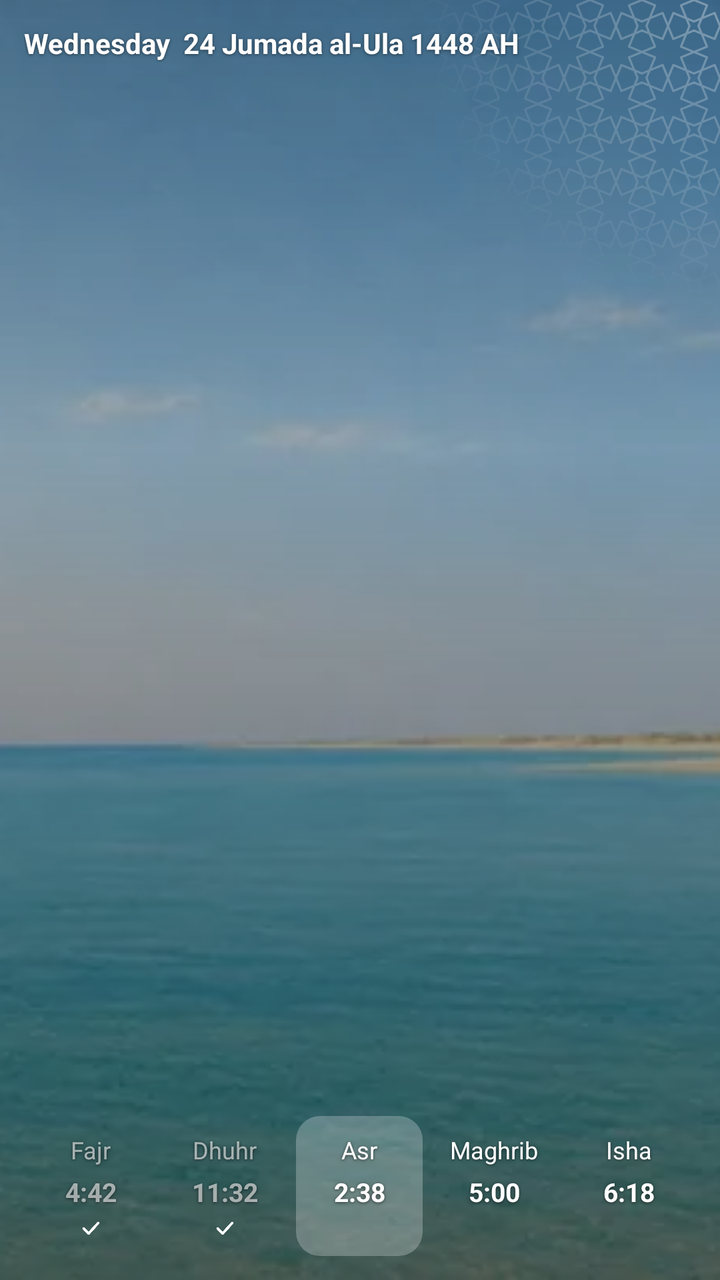
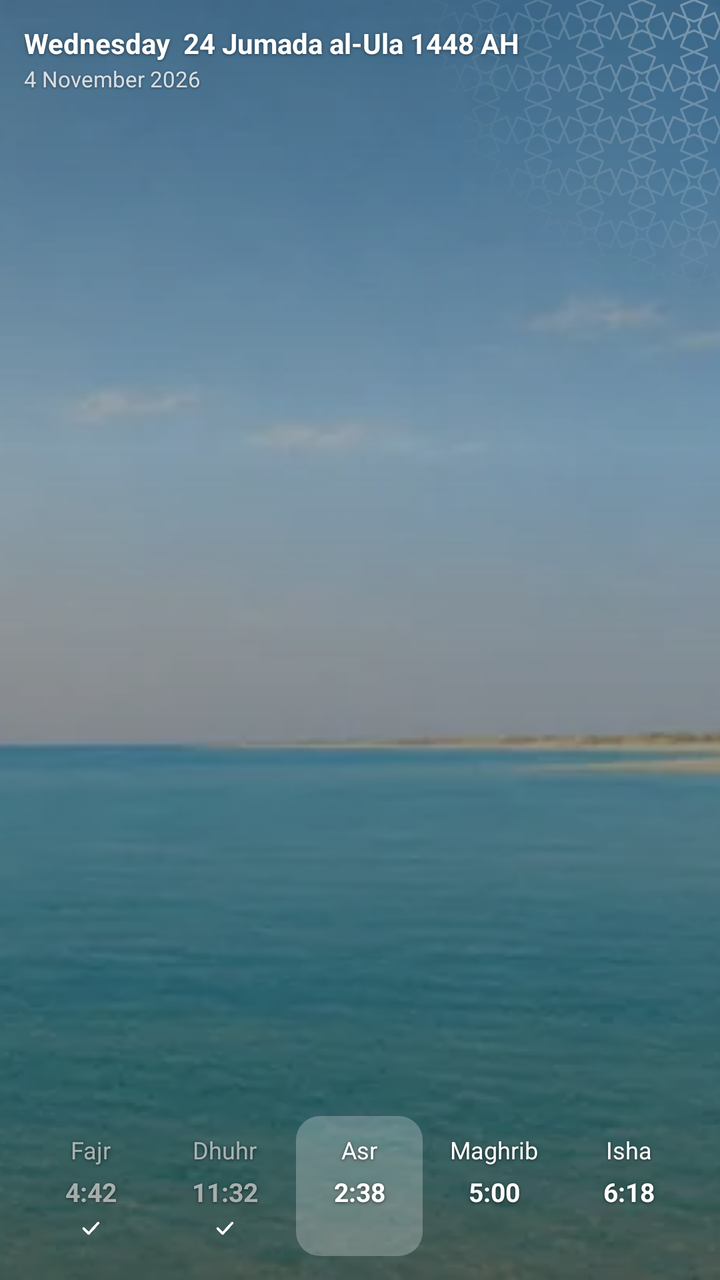

Before-and-after screenshots of an Android layout around one commit, followed by the original layout XML and the change that was made.
<!-- AndroidManifest.xml: application theme Theme.App -->
<!-- res/layout/widget_day_preview.xml -->
<?xml version="1.0" encoding="utf-8"?>
<FrameLayout xmlns:android="http://schemas.android.com/apk/res/android"
    android:id="@android:id/background"
    android:layout_width="match_parent" android:layout_height="match_parent"
    android:background="@drawable/widget_bg">
    <ImageView android:id="@+id/day_sky"
        android:layout_width="match_parent" android:layout_height="match_parent"
        android:scaleType="centerCrop" android:src="@drawable/widget_sky_morning" android:importantForAccessibility="no"/>
    <ImageView android:layout_width="match_parent" android:layout_height="match_parent"
        android:scaleType="fitXY" android:src="@drawable/widget_scrim" android:importantForAccessibility="no"/>
    
    <ImageView android:layout_width="150dp" android:layout_height="150dp" android:layout_gravity="top|end"
        android:src="@drawable/widget_orn_line" android:tint="@color/widgetOrnamentSky" android:tintMode="src_in"
        android:importantForAccessibility="no"/>
    <FrameLayout android:id="@+id/day_root"
        android:layout_width="match_parent" android:layout_height="match_parent"
        android:padding="12dp" android:layoutDirection="locale">
        <LinearLayout android:layout_width="match_parent" android:layout_height="wrap_content"
            android:layout_gravity="top" android:orientation="vertical">
            <TextView android:id="@+id/day_title" android:layout_width="match_parent" android:layout_height="wrap_content"
                android:text="@string/widgetSample7" android:textSize="14sp" android:textStyle="bold" android:textColor="#FFFFFFFF"
                android:maxLines="1" android:ellipsize="end"
                android:shadowColor="#80000000" android:shadowRadius="4" android:shadowDy="1"/>
            <TextView android:id="@+id/day_place" android:layout_width="match_parent" android:layout_height="wrap_content"
                android:textSize="11sp" android:textColor="#CCFFFFFF" android:maxLines="1" android:ellipsize="end"
                android:shadowColor="#66000000" android:shadowRadius="3" android:shadowDy="1"/>
        </LinearLayout>
        <LinearLayout android:layout_width="match_parent" android:layout_height="wrap_content"
            android:layout_gravity="bottom" android:orientation="horizontal" android:baselineAligned="false">
        <LinearLayout android:id="@+id/day_col_0"
            android:layout_width="0dp" android:layout_weight="1" android:layout_height="wrap_content"
            android:orientation="vertical" android:gravity="center_horizontal"
            android:paddingTop="8dp" android:paddingBottom="8dp" android:layout_marginStart="2dp" android:layout_marginEnd="2dp">
            <TextView android:id="@+id/day_name_0" android:layout_width="match_parent" android:layout_height="18dp"
                android:text="@string/widgetSample8" android:textSize="12sp" android:gravity="center"
                android:autoSizeTextType="uniform" android:autoSizeMinTextSize="8sp" android:autoSizeMaxTextSize="12sp" android:textColor="#99FFFFFF" android:maxLines="1"
                android:shadowColor="#99000000" android:shadowRadius="4" android:shadowDy="1"/>
            <TextView android:id="@+id/day_time_0" android:layout_width="match_parent" android:layout_height="20dp"
                android:text="@string/widgetSample9" android:textSize="13sp" android:gravity="center"
                android:autoSizeTextType="uniform" android:autoSizeMinTextSize="8sp" android:autoSizeMaxTextSize="13sp" android:textStyle="bold" android:textColor="#99FFFFFF" android:maxLines="1"
                android:fontFeatureSettings="tnum" android:layout_marginTop="2dp"
                android:shadowColor="#99000000" android:shadowRadius="4" android:shadowDy="1"/>
            <ImageView android:id="@+id/day_mark_0" android:layout_width="12dp" android:layout_height="12dp" android:layout_marginTop="2dp"
                android:src="@drawable/widget_check" android:importantForAccessibility="no" android:visibility="visible"/>
        </LinearLayout>
        <LinearLayout android:id="@+id/day_col_1"
            android:layout_width="0dp" android:layout_weight="1" android:layout_height="wrap_content"
            android:orientation="vertical" android:gravity="center_horizontal"
            android:paddingTop="8dp" android:paddingBottom="8dp" android:layout_marginStart="2dp" android:layout_marginEnd="2dp">
            <TextView android:id="@+id/day_name_1" android:layout_width="match_parent" android:layout_height="18dp"
                android:text="@string/widgetSample11" android:textSize="12sp" android:gravity="center"
                android:autoSizeTextType="uniform" android:autoSizeMinTextSize="8sp" android:autoSizeMaxTextSize="12sp" android:textColor="#99FFFFFF" android:maxLines="1"
                android:shadowColor="#99000000" android:shadowRadius="4" android:shadowDy="1"/>
            <TextView android:id="@+id/day_time_1" android:layout_width="match_parent" android:layout_height="20dp"
                android:text="@string/widgetSample12" android:textSize="13sp" android:gravity="center"
                android:autoSizeTextType="uniform" android:autoSizeMinTextSize="8sp" android:autoSizeMaxTextSize="13sp" android:textStyle="bold" android:textColor="#99FFFFFF" android:maxLines="1"
                android:fontFeatureSettings="tnum" android:layout_marginTop="2dp"
                android:shadowColor="#99000000" android:shadowRadius="4" android:shadowDy="1"/>
            <ImageView android:id="@+id/day_mark_1" android:layout_width="12dp" android:layout_height="12dp" android:layout_marginTop="2dp"
                android:src="@drawable/widget_check" android:importantForAccessibility="no" android:visibility="visible"/>
        </LinearLayout>
        <LinearLayout android:id="@+id/day_col_2"
            android:layout_width="0dp" android:layout_weight="1" android:layout_height="wrap_content"
            android:orientation="vertical" android:background="@drawable/widget_pill" android:gravity="center_horizontal"
            android:paddingTop="8dp" android:paddingBottom="8dp" android:layout_marginStart="2dp" android:layout_marginEnd="2dp">
            <TextView android:id="@+id/day_name_2" android:layout_width="match_parent" android:layout_height="18dp"
                android:text="@string/widgetSample13" android:textSize="12sp" android:gravity="center"
                android:autoSizeTextType="uniform" android:autoSizeMinTextSize="8sp" android:autoSizeMaxTextSize="12sp" android:textColor="#FFFFFFFF" android:maxLines="1"
                android:shadowColor="#99000000" android:shadowRadius="4" android:shadowDy="1"/>
            <TextView android:id="@+id/day_time_2" android:layout_width="match_parent" android:layout_height="20dp"
                android:text="@string/widgetSample14" android:textSize="13sp" android:gravity="center"
                android:autoSizeTextType="uniform" android:autoSizeMinTextSize="8sp" android:autoSizeMaxTextSize="13sp" android:textStyle="bold" android:textColor="#FFFFFFFF" android:maxLines="1"
                android:fontFeatureSettings="tnum" android:layout_marginTop="2dp"
                android:shadowColor="#99000000" android:shadowRadius="4" android:shadowDy="1"/>
            <ImageView android:id="@+id/day_mark_2" android:layout_width="12dp" android:layout_height="12dp" android:layout_marginTop="2dp"
                android:src="@drawable/widget_check" android:importantForAccessibility="no" android:visibility="invisible"/>
        </LinearLayout>
        <LinearLayout android:id="@+id/day_col_3"
            android:layout_width="0dp" android:layout_weight="1" android:layout_height="wrap_content"
            android:orientation="vertical" android:gravity="center_horizontal"
            android:paddingTop="8dp" android:paddingBottom="8dp" android:layout_marginStart="2dp" android:layout_marginEnd="2dp">
            <TextView android:id="@+id/day_name_3" android:layout_width="match_parent" android:layout_height="18dp"
                android:text="@string/widgetSample15" android:textSize="12sp" android:gravity="center"
                android:autoSizeTextType="uniform" android:autoSizeMinTextSize="8sp" android:autoSizeMaxTextSize="12sp" android:textColor="#FFFFFFFF" android:maxLines="1"
                android:shadowColor="#99000000" android:shadowRadius="4" android:shadowDy="1"/>
            <TextView android:id="@+id/day_time_3" android:layout_width="match_parent" android:layout_height="20dp"
                android:text="@string/widgetSample16" android:textSize="13sp" android:gravity="center"
                android:autoSizeTextType="uniform" android:autoSizeMinTextSize="8sp" android:autoSizeMaxTextSize="13sp" android:textStyle="bold" android:textColor="#FFFFFFFF" android:maxLines="1"
                android:fontFeatureSettings="tnum" android:layout_marginTop="2dp"
                android:shadowColor="#99000000" android:shadowRadius="4" android:shadowDy="1"/>
            <ImageView android:id="@+id/day_mark_3" android:layout_width="12dp" android:layout_height="12dp" android:layout_marginTop="2dp"
                android:src="@drawable/widget_check" android:importantForAccessibility="no" android:visibility="invisible"/>
        </LinearLayout>
        <LinearLayout android:id="@+id/day_col_4"
            android:layout_width="0dp" android:layout_weight="1" android:layout_height="wrap_content"
            android:orientation="vertical" android:gravity="center_horizontal"
            android:paddingTop="8dp" android:paddingBottom="8dp" android:layout_marginStart="2dp" android:layout_marginEnd="2dp">
            <TextView android:id="@+id/day_name_4" android:layout_width="match_parent" android:layout_height="18dp"
                android:text="@string/widgetSample17" android:textSize="12sp" android:gravity="center"
                android:autoSizeTextType="uniform" android:autoSizeMinTextSize="8sp" android:autoSizeMaxTextSize="12sp" android:textColor="#FFFFFFFF" android:maxLines="1"
                android:shadowColor="#99000000" android:shadowRadius="4" android:shadowDy="1"/>
            <TextView android:id="@+id/day_time_4" android:layout_width="match_parent" android:layout_height="20dp"
                android:text="@string/widgetSample18" android:textSize="13sp" android:gravity="center"
                android:autoSizeTextType="uniform" android:autoSizeMinTextSize="8sp" android:autoSizeMaxTextSize="13sp" android:textStyle="bold" android:textColor="#FFFFFFFF" android:maxLines="1"
                android:fontFeatureSettings="tnum" android:layout_marginTop="2dp"
                android:shadowColor="#99000000" android:shadowRadius="4" android:shadowDy="1"/>
            <ImageView android:id="@+id/day_mark_4" android:layout_width="12dp" android:layout_height="12dp" android:layout_marginTop="2dp"
                android:src="@drawable/widget_check" android:importantForAccessibility="no" android:visibility="invisible"/>
        </LinearLayout>
        </LinearLayout>
    </FrameLayout>
</FrameLayout>
<!-- resources referenced by this layout -->
<resources>
  <color name="widgetOrnamentSky">#57FFFFFF</color>
  <!-- drawable widget_bg (drawable) -->
  <?xml version="1.0" encoding="utf-8"?>
  <shape xmlns:android="http://schemas.android.com/apk/res/android" android:shape="rectangle">
      <solid android:color="@color/widgetSurface"/>
      <corners android:radius="20dp"/>
  </shape>
  <!-- drawable widget_check (drawable) -->
  <?xml version="1.0" encoding="utf-8"?>
  <vector xmlns:android="http://schemas.android.com/apk/res/android"
      android:width="12dp" android:height="12dp" android:viewportWidth="24" android:viewportHeight="24">
      <path android:pathData="M5,12.5L10,17.5L19.5,7" android:strokeColor="#FFFFFFFF" android:strokeWidth="2.6"
          android:strokeLineCap="round" android:strokeLineJoin="round" android:fillColor="#00000000"/>
  </vector>
  <!-- drawable widget_orn_line (drawable) -->
  <?xml version="1.0" encoding="utf-8"?>
  <bitmap xmlns:android="http://schemas.android.com/apk/res/android"
      android:src="@drawable/widget_orn_line_mask" android:autoMirrored="true"/>
  <!-- drawable widget_pill (drawable) -->
  <?xml version="1.0" encoding="utf-8"?>
  <shape xmlns:android="http://schemas.android.com/apk/res/android" android:shape="rectangle">
      <solid android:color="#40FFFFFF"/>
      <corners android:radius="12dp"/>
  </shape>
  <!-- drawable widget_scrim (drawable) -->
  <?xml version="1.0" encoding="utf-8"?>
  <shape xmlns:android="http://schemas.android.com/apk/res/android" android:shape="rectangle">
      <gradient android:angle="270" android:startColor="#73000000" android:centerColor="#4D000000" android:centerY="0.35"
          android:endColor="#99000000"/>
  </shape>
  <!-- drawable widget_sky_morning: webp bitmap (drawable-nodpi, 14670 bytes) -->
  <string name="widgetSample11">Dhuhr</string>
  <string name="widgetSample12">11:32</string>
  <string name="widgetSample13">Asr</string>
  <string name="widgetSample14">2:38</string>
  <string name="widgetSample15">Maghrib</string>
  <string name="widgetSample16">5:00</string>
  <string name="widgetSample17">Isha</string>
  <string name="widgetSample18">6:18</string>
  <string name="widgetSample7">"Wednesday  24 Jumada al-Ula 1448 AH"</string>
  <string name="widgetSample8">Fajr</string>
  <string name="widgetSample9">4:42</string>
  <style name="Theme.App" parent="android:Theme.Material.Light.NoActionBar">
          <item name="android:windowBackground">@drawable/window_splash</item>
          <item name="android:statusBarColor">@color/backgroundColor</item>
          <item name="android:navigationBarColor">@color/backgroundColor</item>
      </style>
  <color name="widgetSurface">#f6f4ee</color>
  <!-- drawable widget_orn_line_mask: webp bitmap (drawable-hdpi, 14330 bytes) -->
  <!-- drawable window_splash (drawable) -->
  <?xml version="1.0" encoding="utf-8"?>
  <layer-list xmlns:android="http://schemas.android.com/apk/res/android">
      <item android:drawable="@color/backgroundColor"/>
      <item android:drawable="@drawable/splash" android:gravity="center" android:width="120dp" android:height="120dp"/>
  </layer-list>
  <color name="backgroundColor">#f6f4ee</color>
  <!-- drawable splash: png bitmap (drawable-hdpi, 52970 bytes) -->
</resources>

<!-- the commit's change to res/layout/widget_day_preview.xml (unified diff, before → after) -->
@@ -22,6 +22,7 @@
                 android:maxLines="1" android:ellipsize="end"
                 android:shadowColor="#80000000" android:shadowRadius="4" android:shadowDy="1"/>
             <TextView android:id="@+id/day_place" android:layout_width="match_parent" android:layout_height="wrap_content"
+                android:text="@string/widgetSample21" android:layout_marginTop="1dp"
                 android:textSize="11sp" android:textColor="#CCFFFFFF" android:maxLines="1" android:ellipsize="end"
                 android:shadowColor="#66000000" android:shadowRadius="3" android:shadowDy="1"/>
         </LinearLayout>
<!-- resource entries referenced after the edit -->
@@ -39,6 +39,7 @@
   <string name="widgetSample16">5:00</string>
   <string name="widgetSample17">Isha</string>
   <string name="widgetSample18">6:18</string>
+  <string name="widgetSample21">4 November 2026</string>
   <string name="widgetSample7">"Wednesday  24 Jumada al-Ula 1448 AH"</string>
   <string name="widgetSample8">Fajr</string>
   <string name="widgetSample9">4:42</string>
